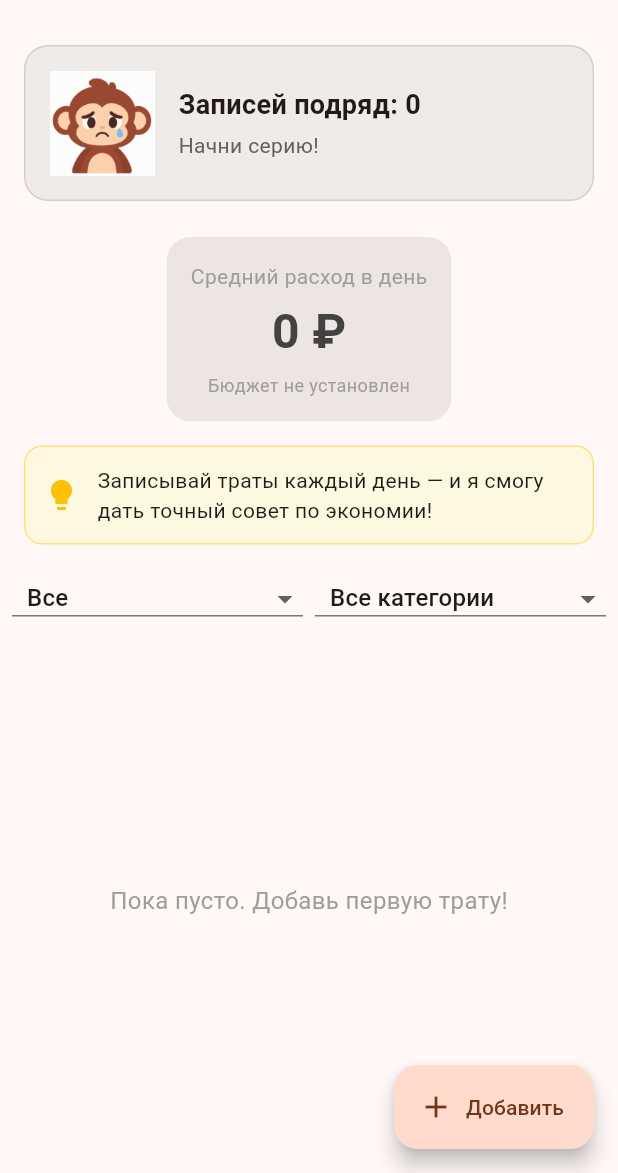
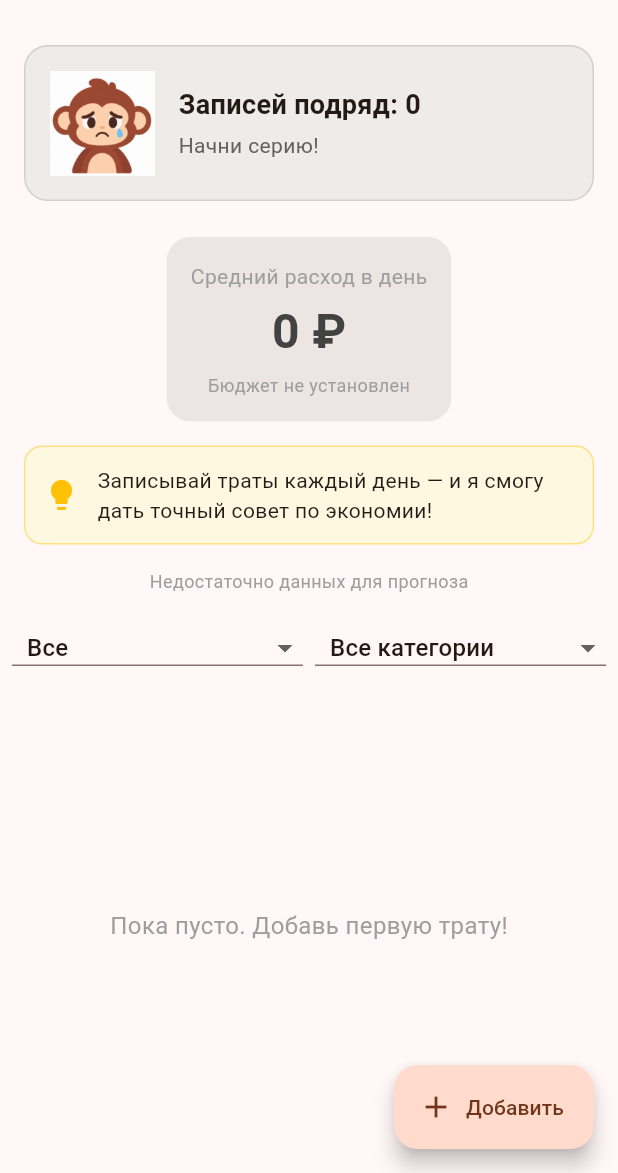
Before and after one commit to rinnlv/monkey_app, a Flutter app: the screen it shows after launch, on a phone screen of 412 x 824 dp, the part 63-1236 px from its top. Run offline on Flutter 3.47's test engine with Material 3 defaults, Android fonts, the phone set to English and light mode, and no system bars; our stand-ins replace flutter_riverpod, flutter_svg, go_router, sqflite; accounts and stored records are empty.

Commit message:
этап 4: прогноз и обработка ошибок

```diff
--- a/lib/screens/home_screen.dart
+++ b/lib/screens/home_screen.dart
@@ -12,6 +12,7 @@ import '../widgets/safe_to_spend_widget.dart';
 import '../widgets/budget_progress.dart';
 import '../widgets/monkey_advice.dart';
 import '../widgets/template_chips.dart';
+import '../db/database_helper.dart';
 
 class HomeScreen extends ConsumerStatefulWidget {
   const HomeScreen({super.key});
@@ -55,6 +56,35 @@ class _HomeScreenState extends ConsumerState<HomeScreen> {
 
           // 4. Совет мартышки
           const MonkeyAdvice(),
+          // НОВЫЙ БЛОК: ПРОГНОЗ
+          FutureBuilder<List<double>>(
+            future: DatabaseHelper().getMonthlyExpenseSums(3),
+            builder: (context, snapshot) {
+              if (!snapshot.hasData || snapshot.data!.length < 2) {
+                return const Padding(
+                  padding: EdgeInsets.symmetric(horizontal: 16.0, vertical: 8.0),
+                  child: Text('Недостаточно данных для прогноза', style: TextStyle(color: Colors.grey, fontSize: 12)),
+                );
+              }
+              final sums = snapshot.data!;
+              final average = sums.reduce((a, b) => a + b) / sums.length;
+
+              return Padding(
+                padding: const EdgeInsets.symmetric(horizontal: 16.0, vertical: 8.0),
+                child: Row(
+                  children: [
+                    const Icon(Icons.show_chart, size: 16, color: Colors.blueGrey),
+                    const SizedBox(width: 8),
+                    Text(
+                      'Прогноз на след. месяц: ~${average.toStringAsFixed(0)} ₽',
+                      style: const TextStyle(fontSize: 14, color: Colors.blueGrey, fontWeight: FontWeight.w500),
+                    ),
+                  ],
+                ),
+              );
+            },
+          ),
+
 
           // 5. Шаблоны для быстрого ввода
           const TemplateChips(),
```
Also changed, not shown: lib/screens/add_transaction_screen.dart (+10 -2 lines), lib/screens/settings_screen.dart (+37 -0 lines).
